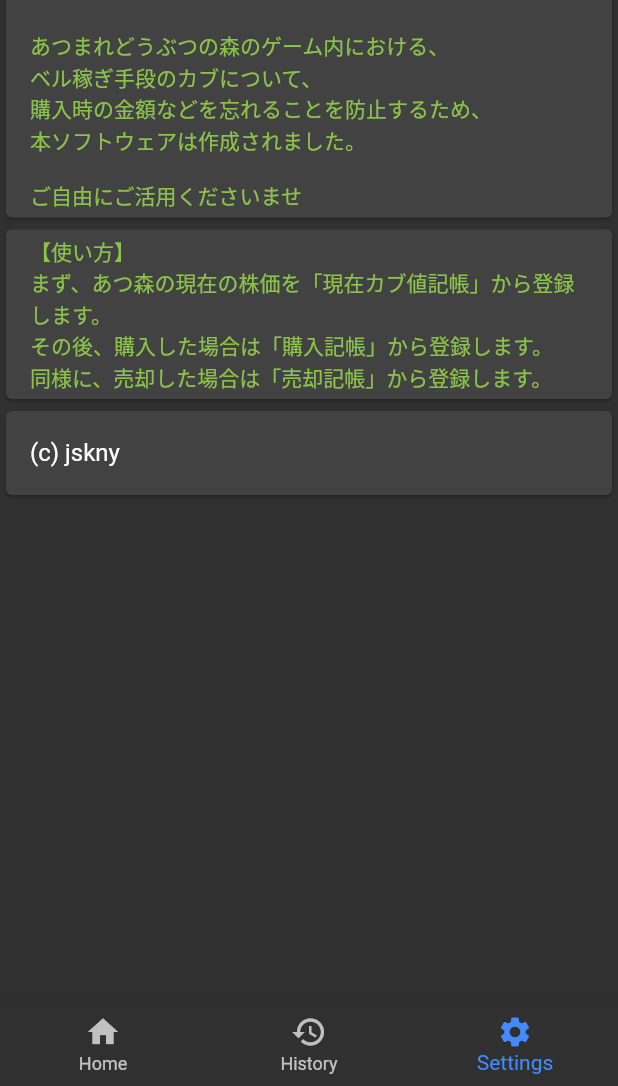
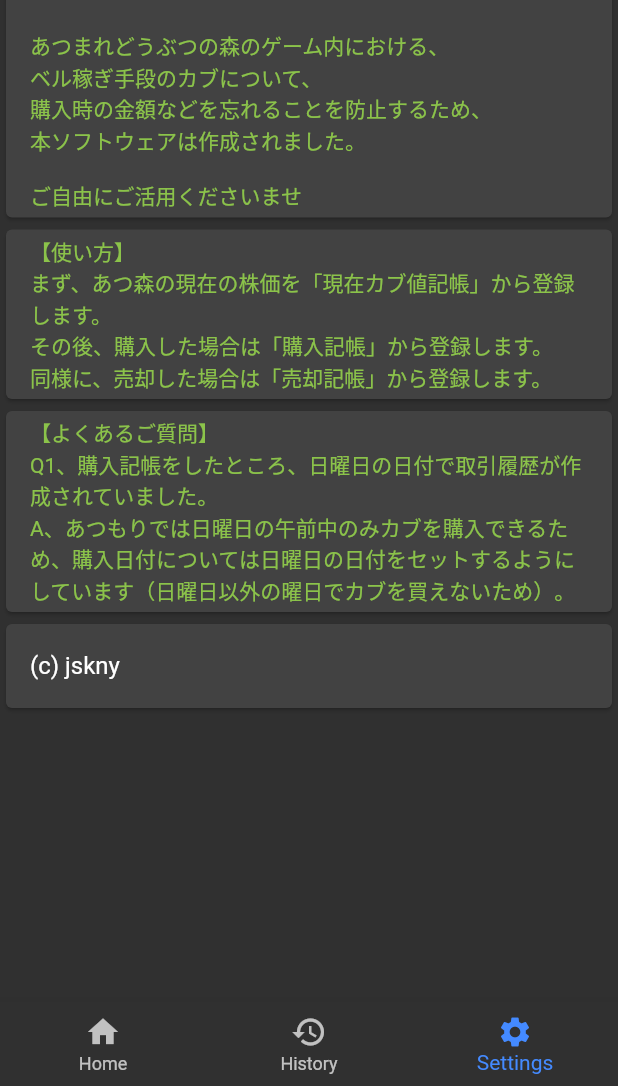
Before and after one commit to jskny/atumori-stock-manager, a Flutter app: the screen it shows after launch, swiped to page 3, on a phone screen of 412 x 824 dp, the part 150-1236 px from its top. Run offline on Flutter 3.47's test engine with Material 2 defaults, Android fonts, the phone set to English and light mode, and no system bars; our stand-ins replace fluttertoast, sqflite; missing offline and left inert: dart:ffi; accounts and stored records are empty.

Commit message:
購入記帳時の実行日付が直前の日曜日の日付になる旨、アプリ内画面に記載を追加

```diff
--- a/lib/main.dart
+++ b/lib/main.dart
@@ -180,6 +180,22 @@ class _MyHomePageState extends State<MyHomePage> {
 								)
 							),
 
+
+							Card(
+								child: ListTile(
+									title: Text(
+										"【よくあるご質問】\n"
+										"Q1、購入記帳をしたところ、日曜日の日付で取引履歴が作成されていました。\n"
+										"A、あつもりでは日曜日の午前中のみカブを購入できるため、"
+										"購入日付については日曜日の日付をセットするようにしています（日曜日以外の曜日でカブを買えないため）。",
+										style: new TextStyle(
+											color: Colors.lightGreen,
+											fontSize: 14.0
+										)
+									),
+								)
+							),
+
 							Card(
 								child: ListTile(
 									title: Text("(c) jskny")
```
